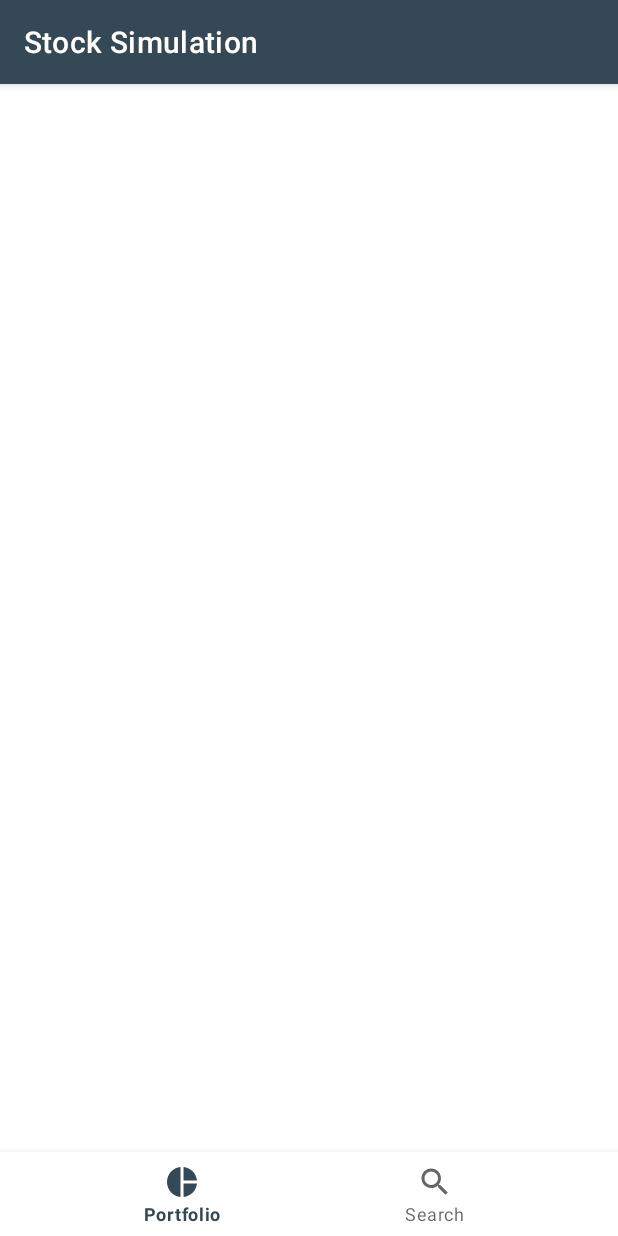
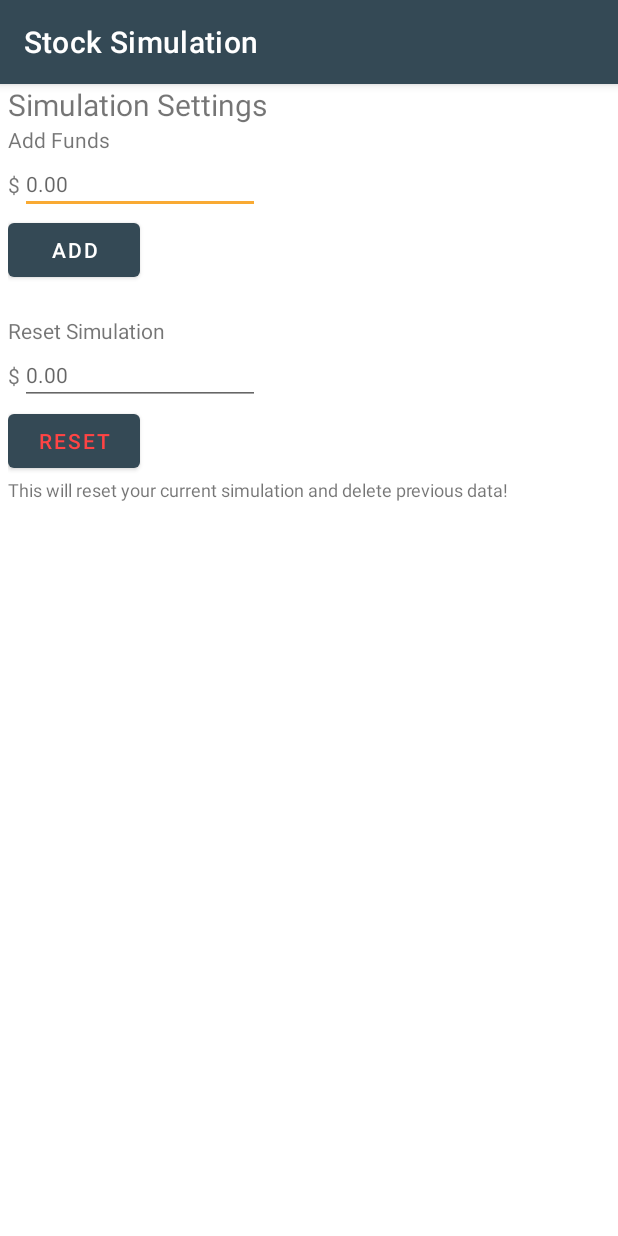
Before and after one commit to tchristofferson/Stock-Simulation, an Android app: the screen it shows after launch (MainActivity), on a phone screen of 412 x 824 dp. Run offline under Robolectric (Android 15) with nearby library versions, the phone set to English and light mode, and no system bars.

Commit message:
added settings layout

```diff
--- a/app/src/main/java/com/tchristofferson/stocksimulation/MainActivity.java
+++ b/app/src/main/java/com/tchristofferson/stocksimulation/MainActivity.java
@@ -10,6 +10,6 @@ public class MainActivity extends AppCompatActivity {
     @Override
     protected void onCreate(Bundle savedInstanceState) {
         super.onCreate(savedInstanceState);
-        setContentView(R.layout.activity_main);
+        setContentView(R.layout.activity_settings);
     }
 }
--- /dev/null
+++ b/app/src/main/res/drawable/ic_baseline_settings_24.xml
@@ -0,0 +1,5 @@
+<vector android:height="24dp" android:tint="#FFFFFF"
+    android:viewportHeight="24" android:viewportWidth="24"
+    android:width="24dp" xmlns:android="http://schemas.android.com/apk/res/android">
+    <path android:fillColor="@android:color/white" android:pathData="M19.14,12.94c0.04,-0.3 0.06,-0.61 0.06,-0.94c0,-0.32 -0.02,-0.64 -0.07,-0.94l2.03,-1.58c0.18,-0.14 0.23,-0.41 0.12,-0.61l-1.92,-3.32c-0.12,-0.22 -0.37,-0.29 -0.59,-0.22l-2.39,0.96c-0.5,-0.38 -1.03,-0.7 -1.62,-0.94L14.4,2.81c-0.04,-0.24 -0.24,-0.41 -0.48,-0.41h-3.84c-0.24,0 -0.43,0.17 -0.47,0.41L9.25,5.35C8.66,5.59 8.12,5.92 7.63,6.29L5.24,5.33c-0.22,-0.08 -0.47,0 -0.59,0.22L2.74,8.87C2.62,9.08 2.66,9.34 2.86,9.48l2.03,1.58C4.84,11.36 4.8,11.69 4.8,12s0.02,0.64 0.07,0.94l-2.03,1.58c-0.18,0.14 -0.23,0.41 -0.12,0.61l1.92,3.32c0.12,0.22 0.37,0.29 0.59,0.22l2.39,-0.96c0.5,0.38 1.03,0.7 1.62,0.94l0.36,2.54c0.05,0.24 0.24,0.41 0.48,0.41h3.84c0.24,0 0.44,-0.17 0.47,-0.41l0.36,-2.54c0.59,-0.24 1.13,-0.56 1.62,-0.94l2.39,0.96c0.22,0.08 0.47,0 0.59,-0.22l1.92,-3.32c0.12,-0.22 0.07,-0.47 -0.12,-0.61L19.14,12.94zM12,15.6c-1.98,0 -3.6,-1.62 -3.6,-3.6s1.62,-3.6 3.6,-3.6s3.6,1.62 3.6,3.6S13.98,15.6 12,15.6z"/>
+</vector>
--- /dev/null
+++ b/app/src/main/res/layout/activity_settings.xml
@@ -0,0 +1,104 @@
+<?xml version="1.0" encoding="utf-8"?>
+<androidx.constraintlayout.widget.ConstraintLayout xmlns:android="http://schemas.android.com/apk/res/android"
+    xmlns:app="http://schemas.android.com/apk/res-auto"
+    xmlns:tools="http://schemas.android.com/tools"
+    android:layout_width="match_parent"
+    android:layout_height="match_parent"
+    android:orientation="vertical"
+    android:paddingStart="5dp"
+    android:paddingEnd="5dp">
+
+    <TextView
+        android:id="@+id/textView18"
+        android:layout_width="match_parent"
+        android:layout_height="wrap_content"
+        android:text="Simulation Settings"
+        android:textSize="20sp"
+        app:layout_constraintEnd_toEndOf="parent"
+        app:layout_constraintStart_toStartOf="parent"
+        app:layout_constraintTop_toTopOf="parent" />
+
+    <TextView
+        android:id="@+id/textView25"
+        android:layout_width="wrap_content"
+        android:layout_height="wrap_content"
+        android:text="Add Funds"
+        app:layout_constraintStart_toStartOf="parent"
+        app:layout_constraintTop_toBottomOf="@+id/textView18" />
+
+    <TextView
+        android:id="@+id/textView26"
+        android:layout_width="wrap_content"
+        android:layout_height="wrap_content"
+        android:text="$"
+        app:layout_constraintBottom_toBottomOf="@+id/editTextNumberDecimal"
+        app:layout_constraintStart_toStartOf="parent"
+        app:layout_constraintTop_toBottomOf="@+id/textView25" />
+
+    <EditText
+        android:id="@+id/editTextNumberDecimal"
+        android:layout_width="wrap_content"
+        android:layout_height="wrap_content"
+        android:ems="10"
+        android:inputType="numberDecimal"
+        android:textSize="14sp"
+        app:layout_constraintStart_toEndOf="@+id/textView26"
+        app:layout_constraintTop_toBottomOf="@+id/textView25"
+        android:hint="0.00" />
+
+    <EditText
+        android:id="@+id/editTextNumberDecimal2"
+        android:layout_width="wrap_content"
+        android:layout_height="wrap_content"
+        android:ems="10"
+        android:hint="0.00"
+        android:inputType="numberDecimal"
+        android:textSize="14sp"
+        app:layout_constraintStart_toEndOf="@+id/textView28"
+        app:layout_constraintTop_toBottomOf="@+id/textView27" />
+
+    <Button
+        android:id="@+id/button9"
+        android:layout_width="wrap_content"
+        android:layout_height="wrap_content"
+        android:text="Add"
+        app:layout_constraintStart_toStartOf="parent"
+        app:layout_constraintTop_toBottomOf="@+id/editTextNumberDecimal" />
+
+    <TextView
+        android:id="@+id/textView27"
+        android:layout_width="wrap_content"
+        android:layout_height="wrap_content"
+        android:layout_marginTop="20dp"
+        android:text="Reset Simulation"
+        app:layout_constraintStart_toStartOf="parent"
+        app:layout_constraintTop_toBottomOf="@+id/button9" />
+
+    <TextView
+        android:id="@+id/textView28"
+        android:layout_width="wrap_content"
+        android:layout_height="wrap_content"
+        android:text="$"
+        app:layout_constraintBottom_toBottomOf="@+id/editTextNumberDecimal2"
+        app:layout_constraintStart_toStartOf="parent"
+        app:layout_constraintTop_toBottomOf="@+id/textView27" />
+
+    <Button
+        android:id="@+id/button10"
+        android:layout_width="wrap_content"
+        android:layout_height="wrap_content"
+        android:text="Reset"
+        android:textColor="@android:color/holo_red_light"
+        app:layout_constraintStart_toStartOf="parent"
+        app:layout_constraintTop_toBottomOf="@+id/editTextNumberDecimal2" />
+
+    <TextView
+        android:id="@+id/textView29"
+        android:layout_width="wrap_content"
+        android:layout_height="wrap_content"
+        android:text="This will reset your current simulation and delete previous data!"
+        android:textSize="12sp"
+        app:layout_constraintStart_toStartOf="parent"
+        app:layout_constraintTop_toBottomOf="@+id/button10" />
+
+</androidx.constraintlayout.widget.ConstraintLayout>
--- a/app/src/main/res/menu/bottom_nav_menu.xml
+++ b/app/src/main/res/menu/bottom_nav_menu.xml
@@ -8,4 +8,8 @@
     <item android:id="@+id/search"
         android:title="@string/search"
         android:icon="@drawable/ic_baseline_search_24" />
+
+    <item android:id="@+id/settings"
+        android:title="@string/settings"
+        android:icon="@drawable/ic_baseline_settings_24" />
 </menu>
--- a/app/src/main/res/values/strings.xml
+++ b/app/src/main/res/values/strings.xml
@@ -11,4 +11,5 @@
     <string name="home">Home</string>
     <string name="search">Search</string>
     <string name="portfolio">Portfolio</string>
+    <string name="settings">Settings</string>
 </resources>
```
